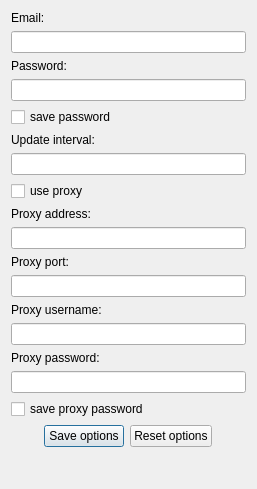
First picture: the form in trunk/src/OptionsDialog.ui, repository asolfre/qwit, before the edit.
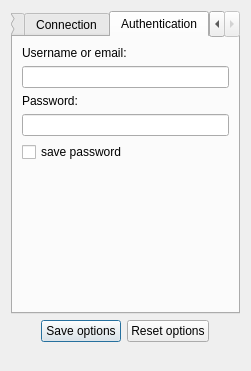
Second picture: the form after the edit. The open tabs and pages were chosen to show the change.

Commit message: Added messages per page option

Patch:
```diff
--- a/trunk/src/OptionsDialog.ui
+++ b/trunk/src/OptionsDialog.ui
@@ -5,8 +5,8 @@
    <rect>
     <x>0</x>
     <y>0</y>
-    <width>257</width>
-    <height>489</height>
+    <width>251</width>
+    <height>371</height>
    </rect>
   </property>
   <property name="windowTitle" >
@@ -16,42 +16,17 @@
    <item row="0" column="0" >
     <layout class="QVBoxLayout" >
      <item>
-      <widget class="QLabel" name="label" >
-       <property name="text" >
-        <string>Email:</string>
+      <widget class="QTabWidget" name="tabWidget" >
+       <property name="currentIndex" >
+        <number>0</number>
        </property>
-       <property name="buddy" >
-        <cstring>usernameLineEdit</cstring>
-       </property>
-      </widget>
-     </item>
-     <item>
-      <widget class="QLineEdit" name="usernameLineEdit" />
-     </item>
-     <item>
-      <widget class="QLabel" name="label_2" >
-       <property name="text" >
-        <string>Password:</string>
-       </property>
-       <property name="buddy" >
-        <cstring>passwordLineEdit</cstring>
-       </property>
-      </widget>
-     </item>
-     <item>
-      <widget class="QLineEdit" name="passwordLineEdit" >
-       <property name="echoMode" >
-        <enum>QLineEdit::Password</enum>
-       </property>
-      </widget>
-     </item>
-     <item>
-      <widget class="QCheckBox" name="savePasswordCheckBox" >
-       <property name="text" >
-        <string>save password</string>
-       </property>
-      </widget>
-     </item>
+       <widget class="QWidget" name="tab" >
+        <attribute name="title" >
+         <string>General</string>
+        </attribute>
+        <layout class="QGridLayout" >
+         <item row="0" column="0" >
+          <layout class="QVBoxLayout" >
      <item>
       <widget class="QLabel" name="label_3" >
        <property name="text" >
@@ -66,6 +41,43 @@
       <widget class="QLineEdit" name="intervalLineEdit" />
      </item>
      <item>
+            <widget class="QLabel" name="label_4" >
+             <property name="text" >
+              <string>Number of messages per page:</string>
+             </property>
+             <property name="buddy" >
+              <cstring>intervalLineEdit</cstring>
+             </property>
+            </widget>
+           </item>
+           <item>
+            <widget class="QLineEdit" name="messagesPerPageLineEdit" />
+           </item>
+           <item>
+            <spacer>
+             <property name="orientation" >
+              <enum>Qt::Vertical</enum>
+             </property>
+             <property name="sizeHint" >
+              <size>
+               <width>20</width>
+               <height>40</height>
+              </size>
+             </property>
+            </spacer>
+           </item>
+          </layout>
+         </item>
+        </layout>
+       </widget>
+       <widget class="QWidget" name="tab_2" >
+        <attribute name="title" >
+         <string>Connection</string>
+        </attribute>
+        <layout class="QGridLayout" >
+         <item row="0" column="0" >
+          <layout class="QVBoxLayout" >
+           <item>
       <widget class="QCheckBox" name="useProxyCheckBox" >
        <property name="text" >
         <string>use proxy</string>
@@ -133,6 +145,86 @@
        <property name="text" >
         <string>save proxy password</string>
        </property>
+            </widget>
+           </item>
+           <item>
+            <spacer>
+             <property name="orientation" >
+              <enum>Qt::Vertical</enum>
+             </property>
+             <property name="sizeHint" >
+              <size>
+               <width>20</width>
+               <height>40</height>
+              </size>
+             </property>
+            </spacer>
+           </item>
+          </layout>
+         </item>
+        </layout>
+       </widget>
+       <widget class="QWidget" name="tab_3" >
+        <attribute name="title" >
+         <string>Authentication</string>
+        </attribute>
+        <layout class="QGridLayout" >
+         <item row="0" column="0" >
+          <layout class="QVBoxLayout" >
+           <item>
+            <widget class="QLabel" name="label" >
+             <property name="text" >
+              <string>Username or email:</string>
+             </property>
+             <property name="buddy" >
+              <cstring>usernameLineEdit</cstring>
+             </property>
+            </widget>
+           </item>
+           <item>
+            <widget class="QLineEdit" name="usernameLineEdit" />
+           </item>
+           <item>
+            <widget class="QLabel" name="label_2" >
+             <property name="text" >
+              <string>Password:</string>
+             </property>
+             <property name="buddy" >
+              <cstring>passwordLineEdit</cstring>
+             </property>
+            </widget>
+           </item>
+           <item>
+            <widget class="QLineEdit" name="passwordLineEdit" >
+             <property name="echoMode" >
+              <enum>QLineEdit::Password</enum>
+             </property>
+            </widget>
+           </item>
+           <item>
+            <widget class="QCheckBox" name="savePasswordCheckBox" >
+             <property name="text" >
+              <string>save password</string>
+             </property>
+            </widget>
+           </item>
+           <item>
+            <spacer>
+             <property name="orientation" >
+              <enum>Qt::Vertical</enum>
+             </property>
+             <property name="sizeHint" >
+              <size>
+               <width>20</width>
+               <height>40</height>
+              </size>
+             </property>
+            </spacer>
+           </item>
+          </layout>
+         </item>
+        </layout>
+       </widget>
       </widget>
      </item>
      <item>
```
Lines whose indentation alone changed are shown as unchanged. The commit also changes 4 other files.
